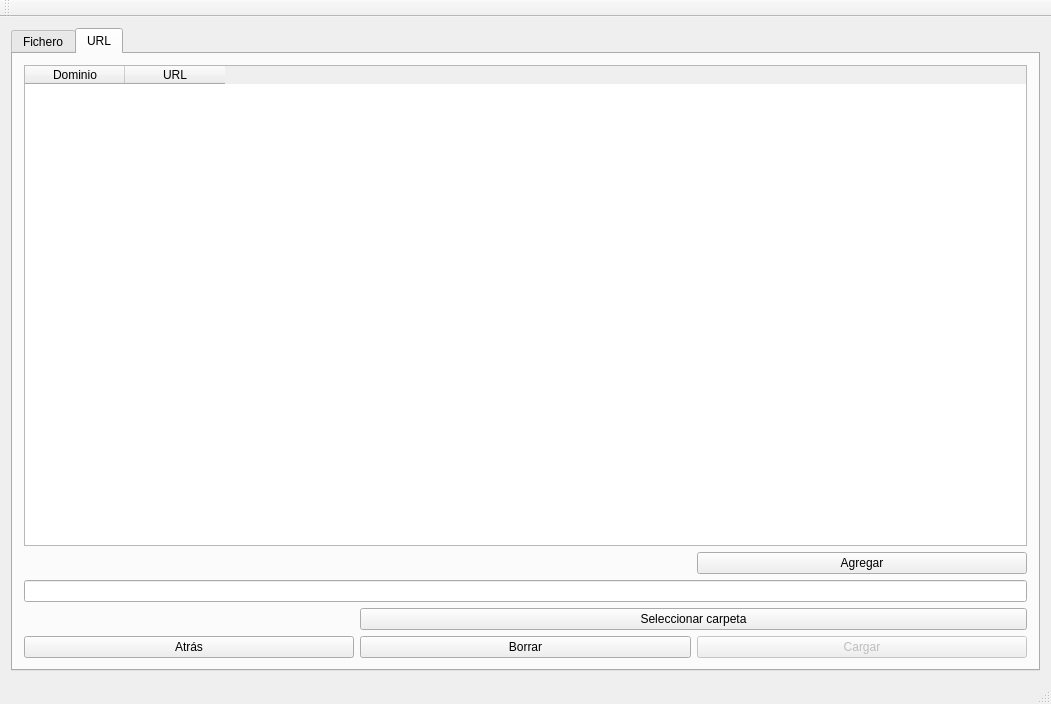
Above: Interfaces/view_load_files.ui from adrianvillanueva997/computation_lab_2 before the change. Below: the same form after it.
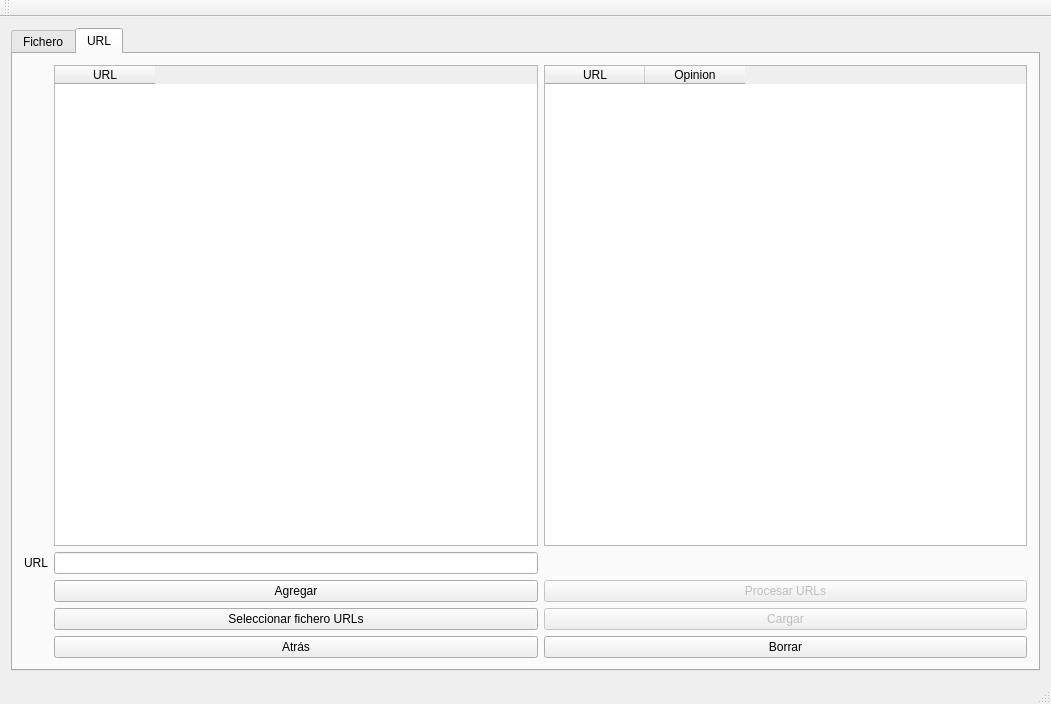
That is the form after the change.

Commit message: Nuevas ventanas de subir URL

Diff of the .ui file:
```diff
--- a/Interfaces/view_load_files.ui
+++ b/Interfaces/view_load_files.ui
@@ -134,27 +134,41 @@
         <string>URL</string>
        </attribute>
        <layout class="QGridLayout" name="gridLayout_2">
-        <item row="3" column="1" colspan="2">
-         <widget class="QPushButton" name="URL_pushButton_selectfolder">
-          <property name="text">
-           <string>Seleccionar carpeta</string>
-          </property>
-         </widget>
-        </item>
         <item row="1" column="2">
-         <widget class="QPushButton" name="URL_pushButton_add">
-          <property name="text">
-           <string>Agregar</string>
-          </property>
+         <widget class="QTableWidget" name="URL_review_tableWidget">
+          <column>
+           <property name="text">
+            <string>URL</string>
+           </property>
+          </column>
+          <column>
+           <property name="text">
+            <string>Opinion</string>
+           </property>
+          </column>
          </widget>
         </item>
-        <item row="4" column="1">
+        <item row="6" column="2">
          <widget class="QPushButton" name="URL_pushButton_clear">
           <property name="text">
            <string>Borrar</string>
           </property>
          </widget>
         </item>
+        <item row="6" column="1">
+         <widget class="QPushButton" name="URL_pushButton_back">
+          <property name="text">
+           <string>Atrás</string>
+          </property>
+         </widget>
+        </item>
+        <item row="4" column="1">
+         <widget class="QPushButton" name="URL_pushButton_selectfolder">
+          <property name="text">
+           <string>Seleccionar fichero URLs</string>
+          </property>
+         </widget>
+        </item>
         <item row="4" column="2">
          <widget class="QPushButton" name="URL_pushButton_load">
           <property name="enabled">
@@ -165,31 +179,43 @@
           </property>
          </widget>
         </item>
-        <item row="4" column="0">
-         <widget class="QPushButton" name="pushButton_back_2">
-          <property name="text">
-           <string>Atrás</string>
-          </property>
-         </widget>
-        </item>
-        <item row="0" column="0" colspan="3">
-         <widget class="QTableWidget" name="URL_tableWidget">
-          <column>
-           <property name="text">
-            <string>Dominio</string>
-           </property>
-          </column>
-          <column>
-           <property name="text">
-            <string>URL</string>
-           </property>
-          </column>
-         </widget>
-        </item>
-        <item row="2" column="0" colspan="3">
+        <item row="2" column="1">
          <widget class="QLineEdit" name="lineEdit_URL">
           <property name="readOnly">
-           <bool>true</bool>
+           <bool>false</bool>
+          </property>
+         </widget>
+        </item>
+        <item row="3" column="1">
+         <widget class="QPushButton" name="URL_pushButton_add">
+          <property name="text">
+           <string>Agregar</string>
+          </property>
+         </widget>
+        </item>
+        <item row="2" column="0">
+         <widget class="QLabel" name="label_URL">
+          <property name="text">
+           <string>URL</string>
+          </property>
+         </widget>
+        </item>
+        <item row="1" column="1">
+         <widget class="QTableWidget" name="URL_tableWidget">
+          <column>
+           <property name="text">
+            <string>URL</string>
+           </property>
+          </column>
+         </widget>
+        </item>
+        <item row="3" column="2">
+         <widget class="QPushButton" name="URL_pushButton_processURLs">
+          <property name="enabled">
+           <bool>false</bool>
+          </property>
+          <property name="text">
+           <string>Procesar URLs</string>
           </property>
          </widget>
         </item>
```
The commit also changes 6 other files.
